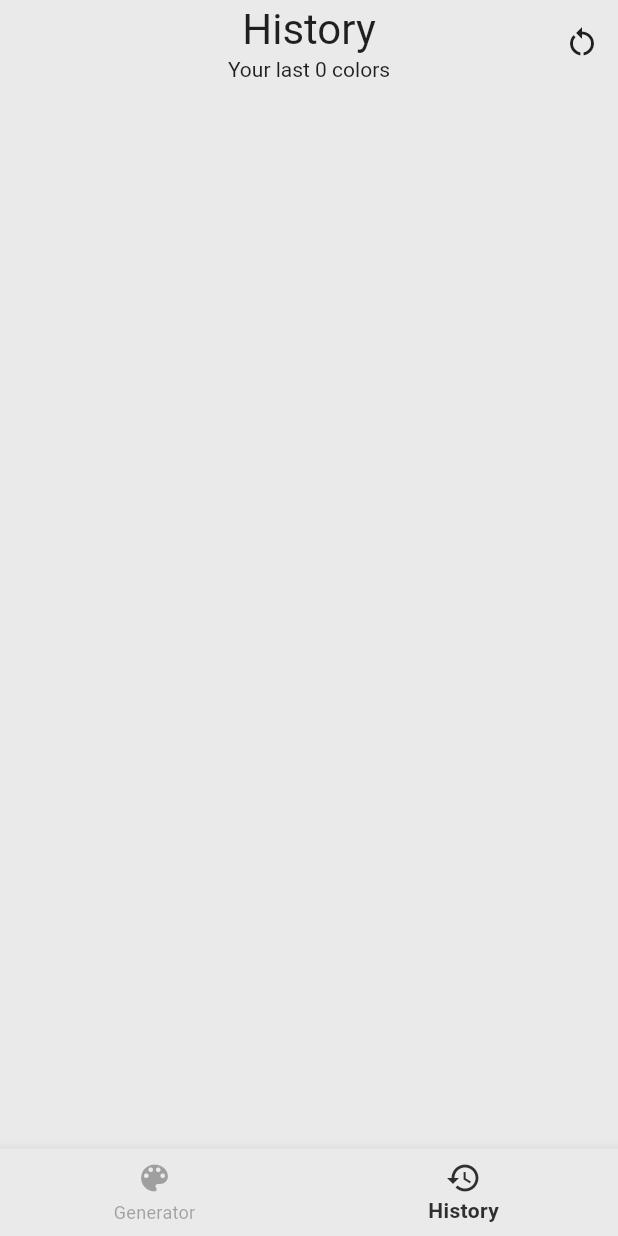
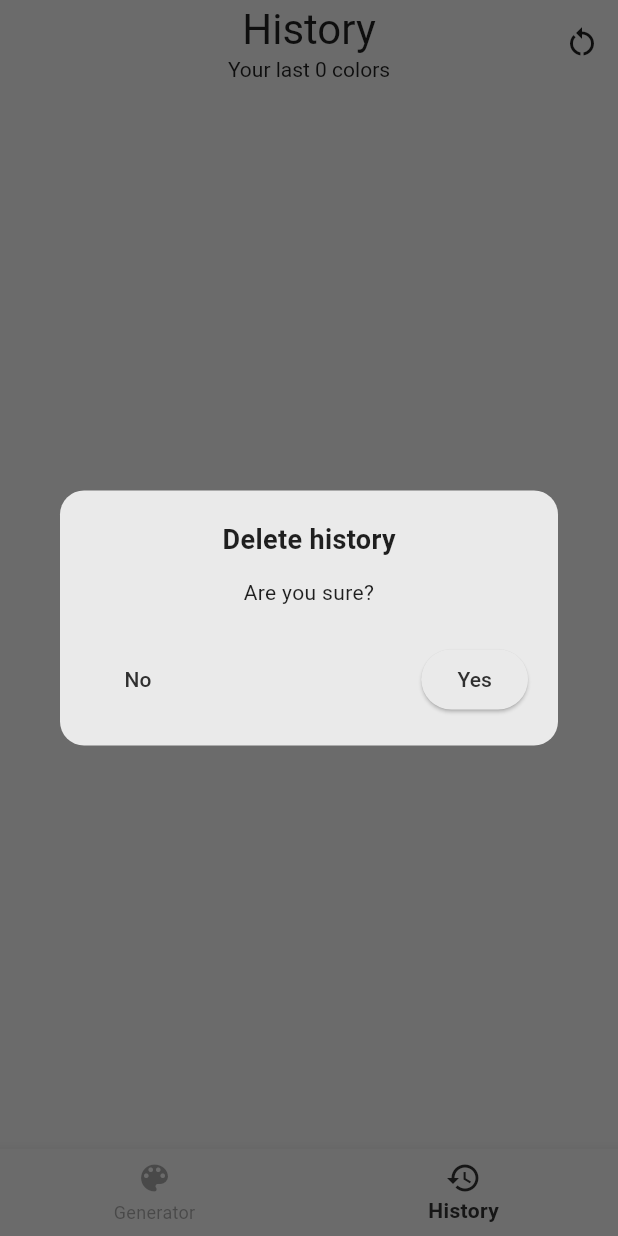
Before and after one commit to viktoriia-cherk/color_generator, a Flutter app: the HistoryPage screen opened by its route, after a tap on the "restart alt" icon, on a phone screen of 412 x 824 dp. Run offline on Flutter 3.47's test engine with Material 3 defaults, Android fonts, the light colour scheme and no system bars; our stand-ins replace auto_route, flutter_bloc, freezed_annotation, get_it, injectable, shared_preferences and 1 more; accounts and stored records are empty; generated files the repository leaves out were written again.

Commit message:
fix: Show modal before reset history;

```diff
--- a/lib/core/presentation/modal/modal.dart
+++ b/lib/core/presentation/modal/modal.dart
@@ -1,12 +1,12 @@
 import 'package:flutter/material.dart';
 
-class ShowTooltipDialog extends StatelessWidget {
+class ShowCustomDialog extends StatelessWidget {
   final String title;
   final String description;
   final VoidCallback onCancel;
   final VoidCallback onSubmit;
 
-  const ShowTooltipDialog({
+  const ShowCustomDialog({
     super.key,
     required this.title,
     required this.description,
--- a/lib/features/color_generator_page/presentation/color_generator_page.dart
+++ b/lib/features/color_generator_page/presentation/color_generator_page.dart
@@ -69,7 +69,7 @@ class _ColorGeneratorPageState extends State<ColorGeneratorPage> {
       context: context,
       barrierDismissible: false,
       builder: (context) {
-        return ShowTooltipDialog(
+        return ShowCustomDialog(
           title: 'Tooltip tour',
           description: 'Would you like to see the tooltip?',
           onCancel: () {
--- a/lib/features/history_page/history_page.dart
+++ b/lib/features/history_page/history_page.dart
@@ -7,6 +7,7 @@ import 'package:flutter/material.dart';
 import 'package:flutter_bloc/flutter_bloc.dart';
 import '../../../core/presentation/colors/app_colors.dart';
 import '../../../core/presentation/main_container/main_container.dart';
+import '../../core/presentation/modal/modal.dart';
 import '../../core/presentation/reset_button/reset_button.dart';
 
 const defaultBgColor = AppColors.lightWarmOrange;
@@ -32,6 +33,23 @@ class _HistoryPageState extends State<HistoryPage> {
     _clrBloc.add(ColorGeneratorEvent.resetHistory());
   }
 
+  Future<void> _showDialog(BuildContext context) async {
+    await showDialog(
+      context: context,
+      builder: (context) {
+        return ShowCustomDialog(
+          title: 'Delete history',
+          description: 'Are you sure?',
+          onCancel: () => Navigator.pop(context),
+          onSubmit: () {
+            Navigator.pop(context);
+            _resetColorsHistory();
+          },
+        );
+      },
+    );
+  }
+
   @override
   Widget build(BuildContext context) {
     return BlocBuilder<ColorGeneratorBloc, ColorGeneratorState>(
@@ -42,7 +60,7 @@ class _HistoryPageState extends State<HistoryPage> {
             subtitle: 'Your last ${history.length} colors',
             centerTitle: true,
             titleTextStyle: context.textTheme.headlineMedium,
-            actions: [ResetButton(onResetData: _resetColorsHistory)],
+            actions: [ResetButton(onResetData: () => _showDialog(context))],
           ),
           body: SafeArea(
             bottom: false,
```
